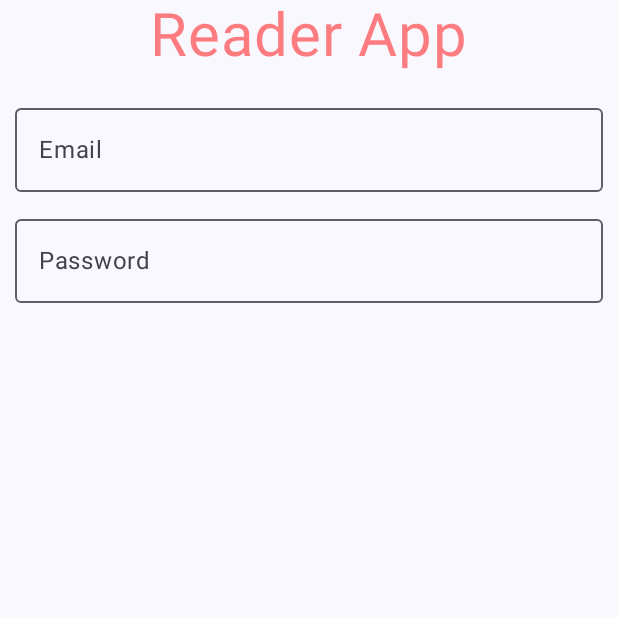
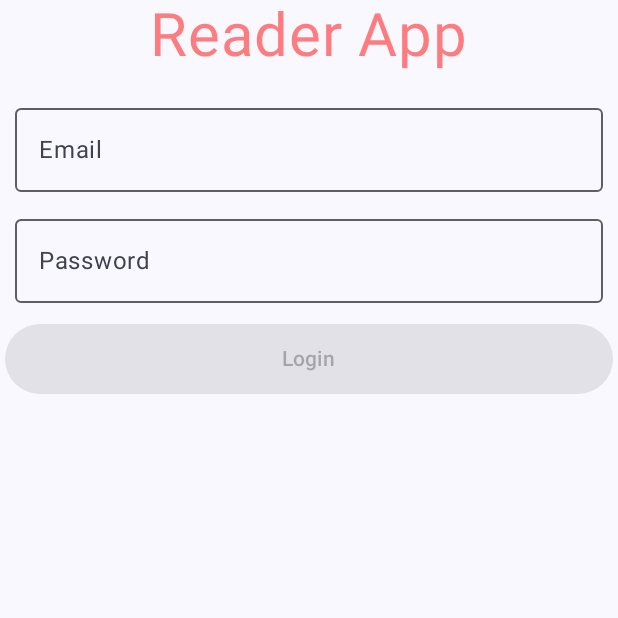
Before and after one commit to onurdemir43/ComposeReaderApp, an Android app built with Jetpack Compose: the screen it shows after launch (MainActivity), on a phone screen of 412 x 824 dp, the top half of it. Run offline under Robolectric (Android 15) with nearby library versions, the phone set to English and light mode, and no system bars; our stand-ins replace Dagger/Hilt's generated code, Firebase (no records; nobody signed in at launch, a user with empty details on screens opened directly).

Commit message:
Showing Login Form and Login Button

```diff
--- a/ComposeReaderApp/app/src/main/java/com/onurdemir/composereaderapp/screens/login/ReaderLoginScreen.kt
+++ b/ComposeReaderApp/app/src/main/java/com/onurdemir/composereaderapp/screens/login/ReaderLoginScreen.kt
@@ -8,13 +8,17 @@ import androidx.compose.foundation.layout.fillMaxSize
 import androidx.compose.foundation.layout.fillMaxWidth
 import androidx.compose.foundation.layout.height
 import androidx.compose.foundation.layout.padding
+import androidx.compose.foundation.layout.size
 import androidx.compose.foundation.rememberScrollState
+import androidx.compose.foundation.shape.CircleShape
 import androidx.compose.foundation.text.KeyboardActions
 import androidx.compose.foundation.text.KeyboardOptions
 import androidx.compose.foundation.verticalScroll
 import androidx.compose.material.icons.Icons
 import androidx.compose.material.icons.filled.Close
 import androidx.compose.material.icons.filled.Visibility
+import androidx.compose.material3.Button
+import androidx.compose.material3.CircularProgressIndicator
 import androidx.compose.material3.ExperimentalMaterial3Api
 import androidx.compose.material3.IconButton
 import androidx.compose.material3.MaterialTheme
@@ -82,7 +86,9 @@ fun UserForm(
         .verticalScroll(rememberScrollState())
 
     Column(modifier, horizontalAlignment = Alignment.CenterHorizontally) {
-        EmailInput(emailState = email, enabled = !loading, onAction = KeyboardActions {
+        EmailInput(emailState = email,
+            enabled = !loading,
+            onAction = KeyboardActions {
             passwordFocusRequest.requestFocus()
         })
         PasswordInput(
@@ -96,6 +102,35 @@ fun UserForm(
                 onDone(email.value.trim(), password.value.trim())
             }
         )
+        SubmitButton(
+            textId = if (isCreateAccount) { "Create Account" }else { "Login" },
+            loading = loading,
+            validInputs = valid) {
+            onDone(email.value.trim(), password.value.trim())
+        }
     }
 
 }
+
+@Composable
+fun SubmitButton(textId: String,
+                 loading: Boolean,
+                 validInputs: Boolean,
+onClick: () -> Unit) {
+
+    Button(onClick = onClick,
+    modifier = Modifier
+        .padding(3.dp)
+        .fillMaxWidth(),
+    enabled = !loading && validInputs,
+    shape = CircleShape) {
+
+        if (loading) {
+            CircularProgressIndicator(modifier = Modifier.size(25.dp))
+        }else {
+            Text(text = textId, modifier = Modifier.padding(5.dp))
+        }
+
+    }
+
+}
```
